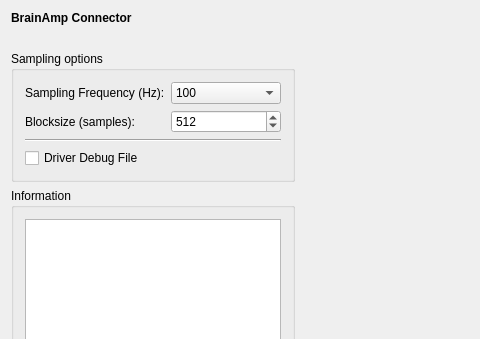
This is applications/mne_scan/plugins/brainamp/FormFiles/brainampsetup.ui in mne-tools/mne-cpp as Qt 5 draws it before an edit; both pictures show x 0 to 480 and y 0 to 339 of the 713 by 645 pixel window. The edited form follows.
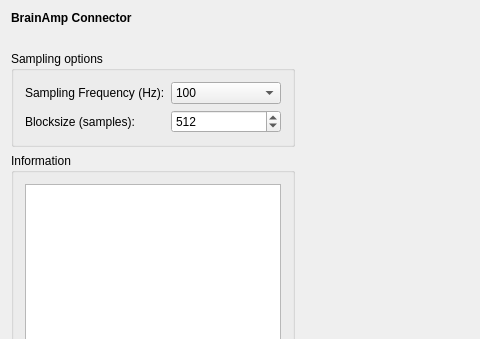
This is the edited form.

Commit message: [SC-131] Get rid of debug file writing. add readme.txt. some minor cleanup.

The edit to the form file:
```diff
--- a/applications/mne_scan/plugins/brainamp/FormFiles/brainampsetup.ui
+++ b/applications/mne_scan/plugins/brainamp/FormFiles/brainampsetup.ui
@@ -93,6 +93,13 @@
             <height>16777215</height>
            </size>
           </property>
+          <property name="html">
+           <string>&lt;!DOCTYPE HTML PUBLIC &quot;-//W3C//DTD HTML 4.0//EN&quot; &quot;http://www.w3.org/TR/REC-html40/strict.dtd&quot;&gt;
+&lt;html&gt;&lt;head&gt;&lt;meta name=&quot;qrichtext&quot; content=&quot;1&quot; /&gt;&lt;style type=&quot;text/css&quot;&gt;
+p, li { white-space: pre-wrap; }
+&lt;/style&gt;&lt;/head&gt;&lt;body style=&quot; font-family:'MS Shell Dlg 2'; font-size:8.25pt; font-weight:400; font-style:normal;&quot;&gt;
+&lt;p style=&quot;-qt-paragraph-type:empty; margin-top:0px; margin-bottom:0px; margin-left:0px; margin-right:0px; -qt-block-indent:0; text-indent:0px; font-size:8pt;&quot;&gt;&lt;br /&gt;&lt;/p&gt;&lt;/body&gt;&lt;/html&gt;</string>
+          </property>
          </widget>
         </item>
         <item row="1" column="0">
@@ -201,26 +208,6 @@
           </property>
          </widget>
         </item>
-        <item row="4" column="0" colspan="2">
-         <widget class="Line" name="line_2">
-          <property name="minimumSize">
-           <size>
-            <width>100</width>
-            <height>0</height>
-           </size>
-          </property>
-          <property name="orientation">
-           <enum>Qt::Horizontal</enum>
-          </property>
-         </widget>
-        </item>
-        <item row="5" column="0">
-         <widget class="QCheckBox" name="m_checkBox_WriteDriverDebugToFile">
-          <property name="text">
-           <string>Driver Debug File</string>
-          </property>
-         </widget>
-        </item>
         <item row="3" column="1">
          <widget class="QSpinBox" name="m_spinBox_BlockSize">
           <property name="minimum">
```
The commit also changes 9 other files.
